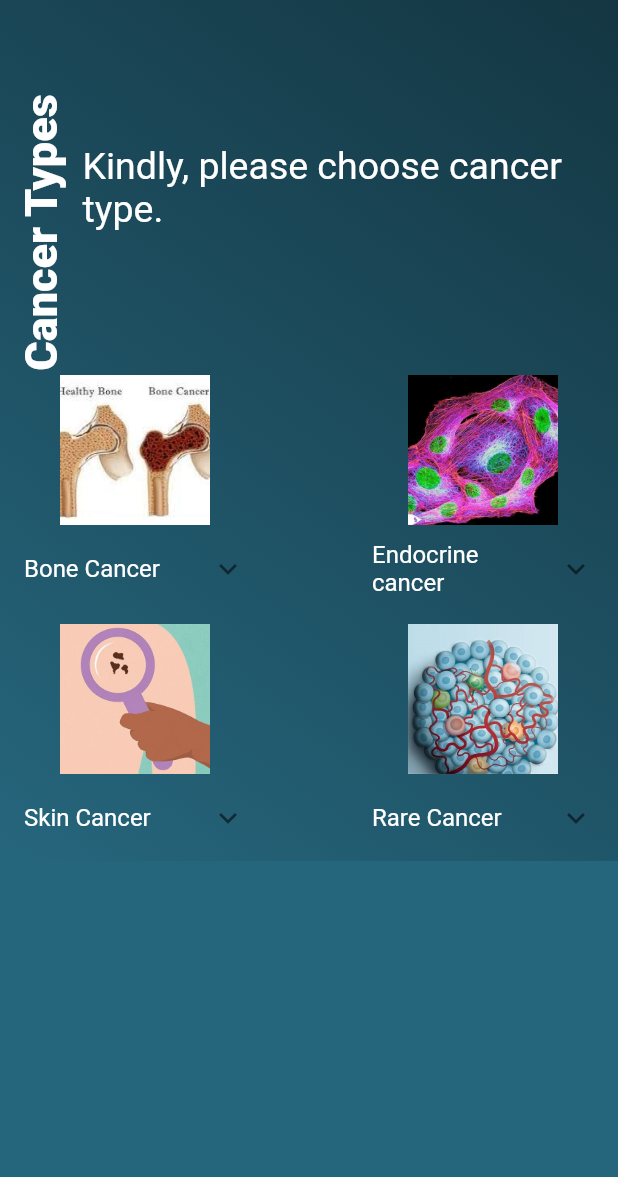
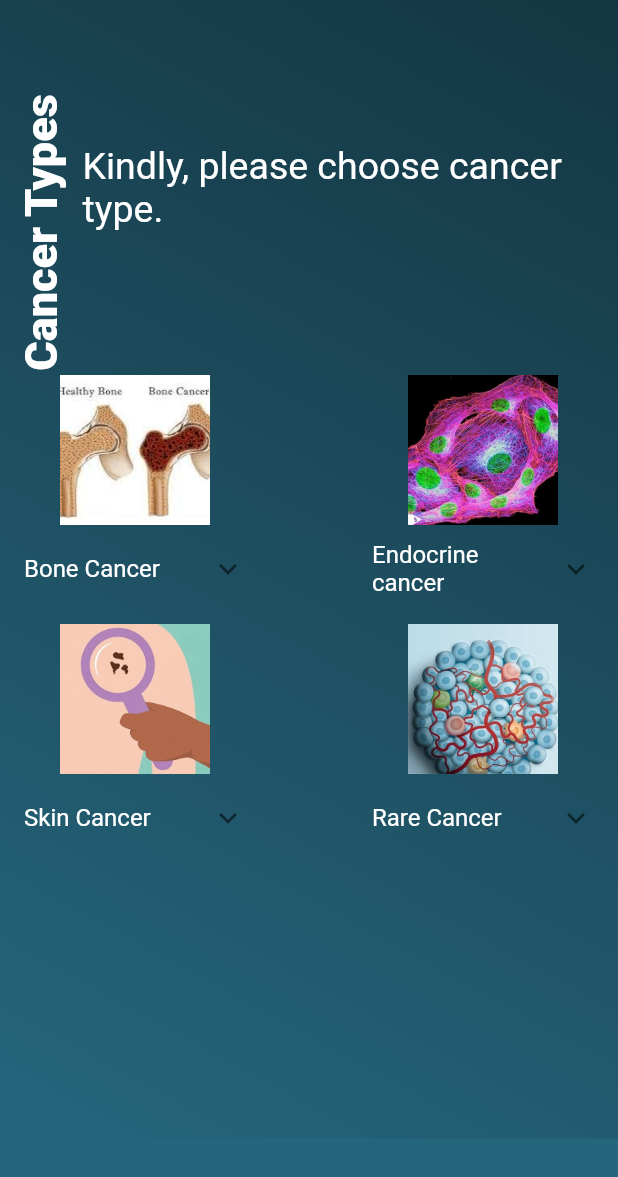
Before and after one commit to mahmoudelruby/dose_treatment_cancer, a Flutter app: the CancerTypesPage screen opened directly, on a phone screen of 412 x 824 dp. Shown: the top 1177 px of the screen. Run offline on Flutter 3.47's test engine with Material 2 defaults, Android fonts, the phone set to English and light mode, and no system bars; our stand-ins replace bloc, flutter_bloc.

Commit message:
edit cancer type screen

```diff
--- a/lib/modules/home_page/home_page.dart
+++ b/lib/modules/home_page/home_page.dart
@@ -19,6 +19,7 @@ class HomePage extends StatelessWidget {
       builder: (context, state) {
         var cubit = HomeCubit.get(context);
         return Scaffold(
+
           body: Center(
             child: Container(
               decoration: BoxDecoration(
@@ -69,7 +70,7 @@ class HomePage extends StatelessWidget {
                               ),
                             ),
                             const SizedBox(
-                              height: 8.0,
+                              height: 8,
                             ),
                             Row(
                               children: [
--- a/lib/modules/types_page/cancer_types.dart
+++ b/lib/modules/types_page/cancer_types.dart
@@ -83,6 +83,7 @@ class CancerTypesPage extends StatelessWidget {
                   buildGridItem(cancer[3],(){},context),
                 ],
               ),
+              SizedBox(height: 185,),
             ],
           ),
         )
```
Also changed, not shown: pubspec.lock.
